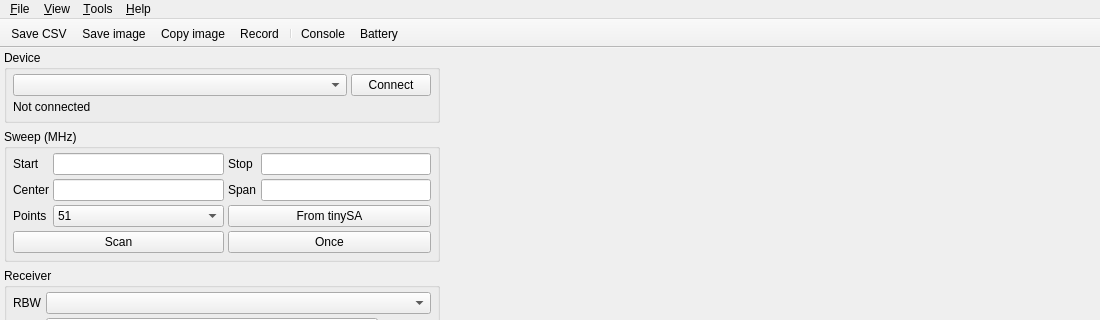
Qt form src/ui/mainwindow.ui (erikkaashoek/tinySA-app) before a commit; both pictures show x 0 to 1100 and y 0 to 320 of the 1100 by 700 pixel window.
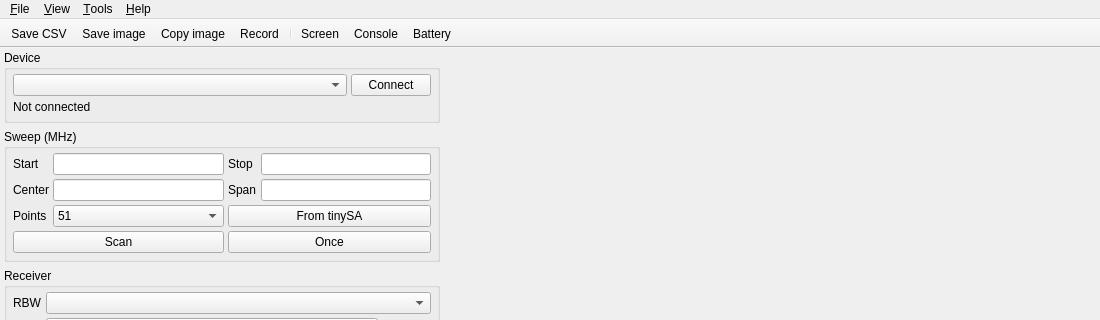
The same form after that commit. Custom widgets are drawn as their Qt base class.

Commit message: qt6 rewrite step 5b: screen capture, live remote control, RLE8 capture

```diff
--- a/src/ui/mainwindow.ui
+++ b/src/ui/mainwindow.ui
@@ -845,6 +845,7 @@
    <addaction name="actionCopyImage"/>
    <addaction name="actionRecord"/>
    <addaction name="separator"/>
+   <addaction name="actionScreen"/>
    <addaction name="actionConsole"/>
    <addaction name="actionBattery"/>
   </widget>
@@ -906,6 +907,14 @@
     <string>Marker list</string>
    </property>
   </action>
+  <action name="actionScreen">
+   <property name="text">
+    <string>Screen</string>
+   </property>
+   <property name="toolTip">
+    <string>The tinySA screen, with live remote control</string>
+   </property>
+  </action>
   <action name="actionConsole">
    <property name="text">
     <string>Console</string>
```
Left out of the diff: 1 changed line with no effect on the pictures. The commit also changes 20 other files.
